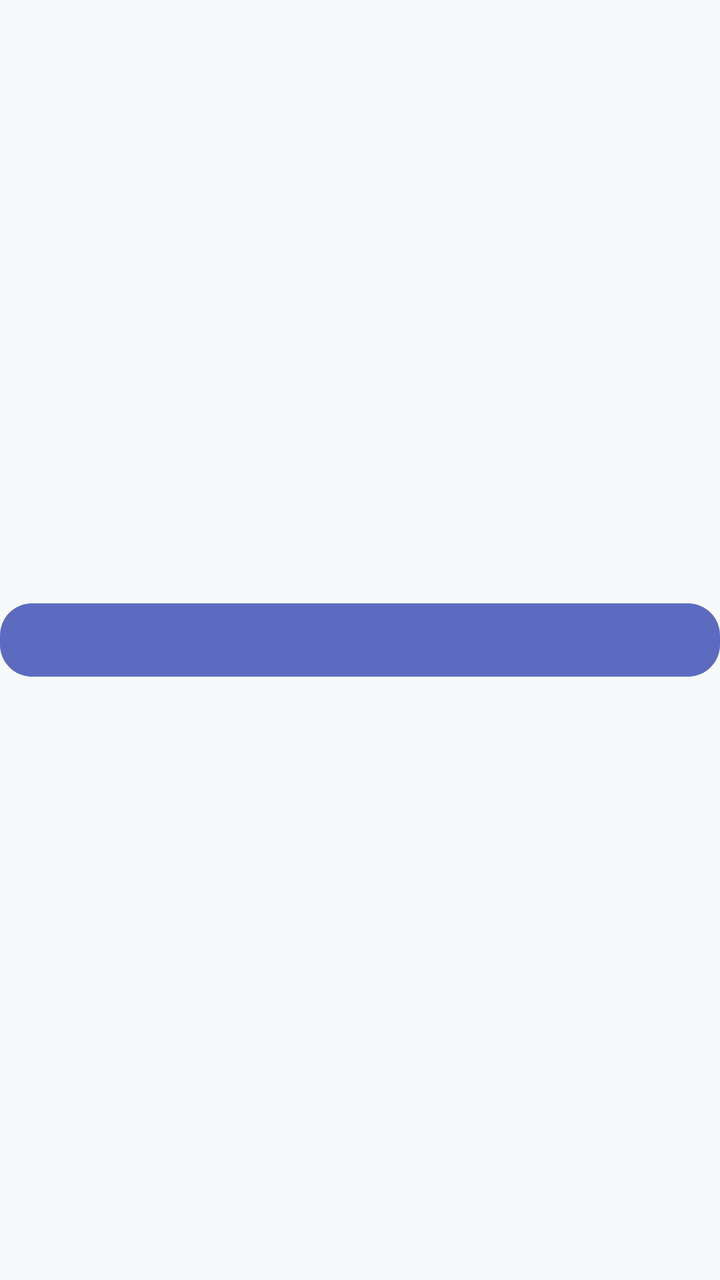
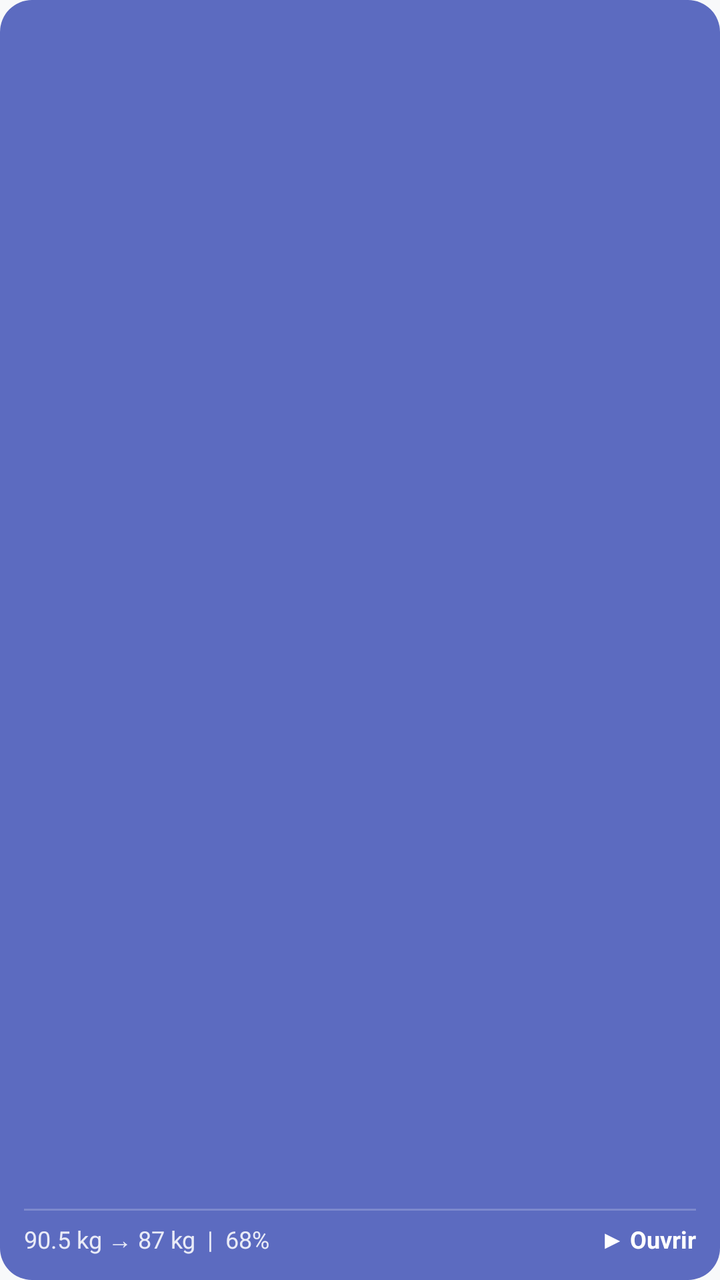

Before-and-after screenshots of an Android layout around one commit, followed by the original layout XML and the change that was made.
<!-- AndroidManifest.xml: application theme Theme.App -->
<!-- res/layout/widget_layout.xml -->
<?xml version="1.0" encoding="utf-8"?>
<FrameLayout xmlns:android="http://schemas.android.com/apk/res/android"
    android:id="@+id/widget_frame"
    android:layout_width="match_parent"
    android:layout_height="match_parent">
    <LinearLayout
        android:id="@+id/widget_root"
        android:layout_width="match_parent"
        android:layout_height="wrap_content"
        android:layout_gravity="center_vertical"
        android:orientation="horizontal"
        android:gravity="center_vertical"
        android:paddingHorizontal="12dp"
        android:paddingVertical="7dp"
        android:background="@drawable/widget_bg">
        <TextView
            android:id="@+id/widget_emoji"
            android:layout_width="wrap_content"
            android:layout_height="wrap_content"
            android:textSize="17sp"
            android:paddingEnd="8dp" />
        <TextView
            android:id="@+id/widget_seance"
            android:layout_width="0dp"
            android:layout_height="wrap_content"
            android:layout_weight="1"
            android:maxLines="1"
            android:ellipsize="end"
            android:textSize="14sp"
            android:textStyle="bold"
            android:textColor="#FFFFFF" />
        <TextView
            android:id="@+id/widget_horaire"
            android:layout_width="wrap_content"
            android:layout_height="wrap_content"
            android:paddingStart="8dp"
            android:textSize="11sp"
            android:textColor="#CCFFFFFF" />
    </LinearLayout>
</FrameLayout>
<!-- resources referenced by this layout -->
<resources>
  <!-- drawable widget_bg (drawable) -->
  <?xml version="1.0" encoding="utf-8"?>
  <shape xmlns:android="http://schemas.android.com/apk/res/android" android:shape="rectangle">
      <corners android:radius="16dp" />
      <solid android:color="#5C6BC0" />
  </shape>
  <style name="Theme.App" parent="android:Theme.NoTitleBar"><item name="android:windowBackground">#F8F9FA</item></style>
</resources>

<!-- the commit's change to res/layout/widget_layout.xml (unified diff, before → after) -->
@@ -1,40 +1,84 @@
 <?xml version="1.0" encoding="utf-8"?>
-<FrameLayout xmlns:android="http://schemas.android.com/apk/res/android"
-    android:id="@+id/widget_frame"
+<LinearLayout xmlns:android="http://schemas.android.com/apk/res/android"
+    android:id="@+id/widget_root"
     android:layout_width="match_parent"
-    android:layout_height="match_parent">
+    android:layout_height="match_parent"
+    android:orientation="vertical"
+    android:padding="12dp"
+    android:background="@drawable/widget_bg">
+
     <LinearLayout
-        android:id="@+id/widget_root"
         android:layout_width="match_parent"
-        android:layout_height="wrap_content"
-        android:layout_gravity="center_vertical"
+        android:layout_height="0dp"
+        android:layout_weight="1"
         android:orientation="horizontal"
-        android:gravity="center_vertical"
-        android:paddingHorizontal="12dp"
-        android:paddingVertical="7dp"
-        android:background="@drawable/widget_bg">
+        android:gravity="center_vertical">
+
         <TextView
             android:id="@+id/widget_emoji"
             android:layout_width="wrap_content"
             android:layout_height="wrap_content"
-            android:textSize="17sp"
-            android:paddingEnd="8dp" />
+            android:textSize="28sp"
+            android:paddingEnd="10dp" />
+
+        <LinearLayout
+            android:layout_width="0dp"
+            android:layout_height="wrap_content"
+            android:layout_weight="1"
+            android:orientation="vertical">
+
+            <TextView
+                android:id="@+id/widget_seance"
+                android:layout_width="wrap_content"
+                android:layout_height="wrap_content"
+                android:maxLines="1"
+                android:ellipsize="end"
+                android:textSize="16sp"
+                android:textStyle="bold"
+                android:textColor="#FFFFFF" />
+
+            <TextView
+                android:id="@+id/widget_horaire"
+                android:layout_width="wrap_content"
+                android:layout_height="wrap_content"
+                android:textSize="12sp"
+                android:textColor="#CCFFFFFF"
+                android:paddingTop="2dp" />
+
+        </LinearLayout>
+    </LinearLayout>
+
+    <View
+        android:layout_width="match_parent"
+        android:layout_height="1dp"
+        android:background="#33FFFFFF"
+        android:layout_marginVertical="6dp" />
+
+    <LinearLayout
+        android:layout_width="match_parent"
+        android:layout_height="wrap_content"
+        android:orientation="horizontal"
+        android:gravity="center_vertical">
+
         <TextView
-            android:id="@+id/widget_seance"
+            android:id="@+id/widget_poids"
             android:layout_width="0dp"
             android:layout_height="wrap_content"
             android:layout_weight="1"
             android:maxLines="1"
             android:ellipsize="end"
-            android:textSize="14sp"
+            android:text="90.5 kg → 87 kg  |  68%"
+            android:textSize="12sp"
+            android:textColor="#DDFFFFFF" />
+
+        <TextView
+            android:layout_width="wrap_content"
+            android:layout_height="wrap_content"
+            android:text="▶ Ouvrir"
+            android:textSize="12sp"
             android:textStyle="bold"
             android:textColor="#FFFFFF" />
-        <TextView
-            android:id="@+id/widget_horaire"
-            android:layout_width="wrap_content"
-            android:layout_height="wrap_content"
-            android:paddingStart="8dp"
-            android:textSize="11sp"
-            android:textColor="#CCFFFFFF" />
+
     </LinearLayout>
-</FrameLayout>
+
+</LinearLayout>
